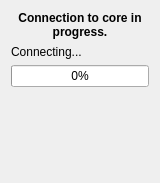
Above: src/qtopia/ui/coreconnectprogressdlg.ui from quassel/quassel before the change. Below: the same form after it.
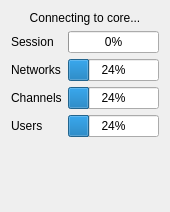
That is the form after the change.

The edit to the form file:
```diff
--- a/src/qtopia/ui/coreconnectprogressdlg.ui
+++ b/src/qtopia/ui/coreconnectprogressdlg.ui
@@ -5,18 +5,18 @@
    <rect>
     <x>0</x>
     <y>0</y>
-    <width>156</width>
-    <height>183</height>
+    <width>168</width>
+    <height>212</height>
    </rect>
   </property>
   <property name="windowTitle" >
    <string>Connection Progress</string>
   </property>
-  <layout class="QVBoxLayout" >
+  <layout class="QVBoxLayout" name="verticalLayout" >
    <item>
     <widget class="QLabel" name="label" >
      <property name="text" >
-      <string>&lt;b>Connection to core in progress.&lt;/b></string>
+      <string>Connecting to core...</string>
      </property>
      <property name="alignment" >
       <set>Qt::AlignCenter</set>
@@ -27,24 +27,79 @@
     </widget>
    </item>
    <item>
-    <widget class="QLabel" name="connectionStatus" >
+    <layout class="QGridLayout" name="gridLayout" >
+     <item row="0" column="0" >
+      <widget class="QLabel" name="label_2" >
      <property name="text" >
-      <string>Connecting...</string>
-     </property>
-     <property name="wordWrap" >
-      <bool>true</bool>
+        <string>Session</string>
      </property>
     </widget>
    </item>
-   <item>
-    <widget class="QProgressBar" name="connectionProgress" >
+     <item row="0" column="1" >
+      <widget class="QProgressBar" name="sessionProgress" >
      <property name="value" >
       <number>0</number>
      </property>
      <property name="orientation" >
       <enum>Qt::Horizontal</enum>
      </property>
-    </widget>
+       <property name="format" >
+        <string>%p%</string>
+       </property>
+      </widget>
+     </item>
+     <item row="1" column="0" >
+      <widget class="QLabel" name="label_3" >
+       <property name="text" >
+        <string>Networks</string>
+       </property>
+      </widget>
+     </item>
+     <item row="1" column="1" >
+      <widget class="QProgressBar" name="networksProgress" >
+       <property name="value" >
+        <number>24</number>
+       </property>
+       <property name="format" >
+        <string>%p%</string>
+       </property>
+      </widget>
+     </item>
+     <item row="2" column="0" >
+      <widget class="QLabel" name="label_4" >
+       <property name="text" >
+        <string>Channels</string>
+       </property>
+      </widget>
+     </item>
+     <item row="2" column="1" >
+      <widget class="QProgressBar" name="channelsProgress" >
+       <property name="value" >
+        <number>24</number>
+       </property>
+       <property name="format" >
+        <string>%p%</string>
+       </property>
+      </widget>
+     </item>
+     <item row="3" column="0" >
+      <widget class="QLabel" name="label_5" >
+       <property name="text" >
+        <string>Users</string>
+       </property>
+      </widget>
+     </item>
+     <item row="3" column="1" >
+      <widget class="QProgressBar" name="ircUsersProgress" >
+       <property name="value" >
+        <number>24</number>
+       </property>
+       <property name="format" >
+        <string>%p%</string>
+       </property>
+      </widget>
+     </item>
+    </layout>
    </item>
    <item>
     <spacer>
```
Left out of the diff: 2 changed lines with no effect on the pictures. Lines whose indentation alone changed are shown as unchanged.
